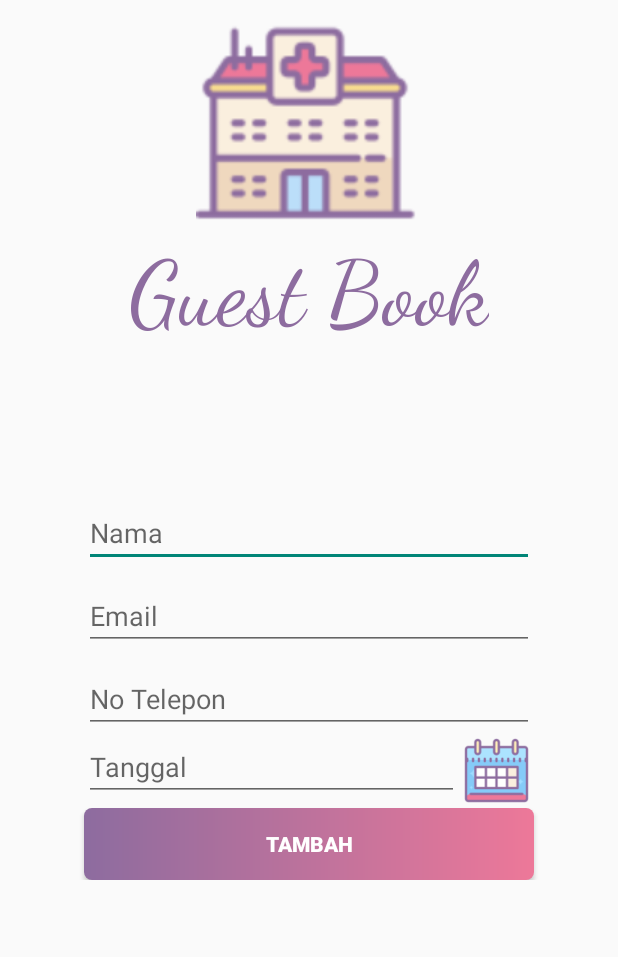
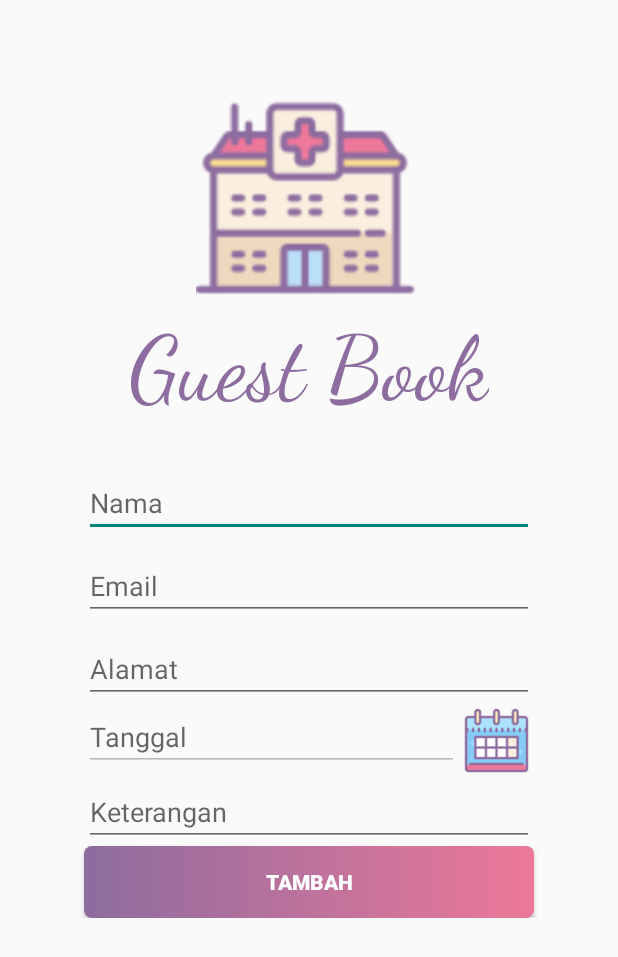
Before and after one commit to faiqoturrizki/Guest-book, an Android app: the screen it shows after launch (MainActivity), on a phone screen of 412 x 824 dp. Shown: the top 957 px of the screen. Run offline under Robolectric (Android 15) with nearby library versions, the phone set to English and light mode, and no system bars.

```diff
--- a/app/build.gradle
+++ b/app/build.gradle
@@ -25,4 +25,7 @@ dependencies {
     testImplementation 'junit:junit:4.12'
     androidTestImplementation 'com.android.support.test:runner:1.0.2'
     androidTestImplementation 'com.android.support.test.espresso:espresso-core:3.0.2'
+    implementation 'com.squareup.retrofit2:retrofit:2.4.0'
+    implementation 'com.squareup.retrofit2:converter-gson:2.4.0'
+
 }
--- a/app/src/main/AndroidManifest.xml
+++ b/app/src/main/AndroidManifest.xml
@@ -1,7 +1,7 @@
 <?xml version="1.0" encoding="utf-8"?>
 <manifest xmlns:android="http://schemas.android.com/apk/res/android"
     package="com.example.faiq.guest_book">
-
+<uses-permission android:name="android.permission.INTERNET"/>
     <application
         android:allowBackup="true"
         android:icon="@mipmap/ic_launcher"
--- a/app/src/main/java/com/example/faiq/guest_book/MainActivity.java
+++ b/app/src/main/java/com/example/faiq/guest_book/MainActivity.java
@@ -1,13 +1,103 @@
 package com.example.faiq.guest_book;
 
+import android.app.DatePickerDialog;
+import android.content.Intent;
 import android.support.v7.app.AppCompatActivity;
 import android.os.Bundle;
+import android.view.View;
+import android.widget.Button;
+import android.widget.DatePicker;
+import android.widget.EditText;
+import android.widget.ImageView;
+import android.widget.TextView;
+import android.widget.Toast;
+
+import com.example.faiq.guest_book.model.Tamu;
+import com.example.faiq.guest_book.network.MainURL;
+
+import java.text.SimpleDateFormat;
+import java.util.Calendar;
+import java.util.Locale;
+
+import retrofit2.Call;
+import retrofit2.Callback;
+import retrofit2.Response;
 
 public class MainActivity extends AppCompatActivity {
+    EditText etnama,etemail,etalamat,ettanggal,etketerangan;
+    ImageView imageView;
+    Button bttambah;
 
+
+
+    DatePickerDialog datePickerDialog;
+    MainURL mainURL;
     @Override
     protected void onCreate(Bundle savedInstanceState) {
         super.onCreate(savedInstanceState);
         setContentView(R.layout.activity_main);
+        mainURL = new MainURL();
+        imageView = findViewById(R.id.img);
+        ettanggal = findViewById(R.id.tanggal);
+        etnama = findViewById(R.id.nama);
+        etemail = findViewById(R.id.email);
+        etalamat = findViewById(R.id.alamat);
+        etketerangan = findViewById(R.id.ket);
+        bttambah = findViewById(R.id.tambah);
+        bttambah.setOnClickListener(new View.OnClickListener() {
+            @Override
+            public void onClick(View view) {
+                senddata();
+            }
+        });
+        imageView.setOnClickListener(new View.OnClickListener() {
+            @Override
+            public void onClick(View view) {
+                showdatepicker();
+            }
+        });
+    }
+
+    private void senddata() {
+        String nama,email,alamat,tanggal,keterangan;
+        nama = etnama.getText().toString();
+        email = etemail.getText().toString();
+        alamat = etalamat.getText().toString();
+        tanggal = ettanggal.getText().toString();
+        keterangan = etketerangan.getText().toString();
+        tambahdata(nama,email,alamat,tanggal,keterangan);
+    }
+
+    private void showdatepicker() {
+        final Calendar newCalendar = Calendar.getInstance();
+        datePickerDialog = new DatePickerDialog(this, new DatePickerDialog.OnDateSetListener() {
+
+            @Override
+            public void onDateSet(DatePicker view, int year, int monthOfYear, int dayOfMonth) {
+
+                Calendar newDate = Calendar.getInstance();
+                newDate.set(year, monthOfYear, dayOfMonth);
+                String formatTanggal = new SimpleDateFormat("yyyy-MM-dd", Locale.ENGLISH).format(newCalendar.getTime());
+
+                ettanggal.setText(formatTanggal);
+            }
+
+        },newCalendar.get(Calendar.YEAR), newCalendar.get(Calendar.MONTH), newCalendar.get(Calendar.DAY_OF_MONTH));
+        datePickerDialog.show();
+    }
+    void tambahdata(String nama, String email, String alamat, String tanggal, String keterangan){
+        mainURL.getAPI().getTamu(nama,alamat,email,tanggal,keterangan).enqueue(new Callback<Tamu>() {
+            @Override
+            public void onResponse(Call<Tamu> call, Response<Tamu> response) {
+                if (response.isSuccessful()){
+                    Toast.makeText(MainActivity.this,"BERHASIL",Toast.LENGTH_SHORT).show();
+                }
+            }
+
+            @Override
+            public void onFailure(Call<Tamu> call, Throwable t) {
+
+            }
+        });
     }
 }
--- /dev/null
+++ b/app/src/main/java/com/example/faiq/guest_book/network/API.java
@@ -0,0 +1,20 @@
+package com.example.faiq.guest_book.network;
+
+import com.example.faiq.guest_book.model.Tamu;
+
+import retrofit2.Call;
+import retrofit2.http.Field;
+import retrofit2.http.FormUrlEncoded;
+import retrofit2.http.POST;
+
+public interface API {
+    @POST("tamu")
+    @FormUrlEncoded
+    Call<Tamu> getTamu(
+            @Field("nama") String nama,
+            @Field("alamat") String alamat,
+            @Field("email") String email,
+            @Field("tanggal") String tanggal,
+            @Field("keterangan") String keterangan
+    );
+}
--- a/app/src/main/res/layout/activity_main.xml
+++ b/app/src/main/res/layout/activity_main.xml
@@ -20,7 +20,8 @@
                 android:id="@+id/gmbr"
                 android:layout_width="150dp"
                 android:layout_height="150dp"
-                android:src="@drawable/rs"/>
+                android:src="@drawable/rs"
+                android:layout_marginTop="50dp"/>
 
             <TextView
                 android:id="@+id/judul"
@@ -36,22 +37,25 @@
                 android:id="@+id/nama"
                 android:layout_width="300dp"
                 android:layout_height="wrap_content"
+                android:layout_marginTop="30dp"
                 android:hint="Nama"
-                android:layout_marginTop="100dp"/>
+                android:inputType="text" />
 
             <EditText
                 android:id="@+id/email"
                 android:layout_width="300dp"
                 android:layout_height="wrap_content"
                 android:hint="Email"
-                android:layout_marginTop="10dp"/>
+                android:layout_marginTop="10dp"
+                android:inputType="textEmailAddress"/>
 
             <EditText
-                android:id="@+id/hp"
+                android:id="@+id/alamat"
                 android:layout_width="300dp"
                 android:layout_height="wrap_content"
-                android:hint="No Telepon"
-                android:layout_marginTop="10dp"/>
+                android:hint="Alamat"
+                android:layout_marginTop="10dp"
+                android:inputType="text"/>
 
             <LinearLayout
                 android:layout_width="300dp"
@@ -62,7 +66,8 @@
                     android:id="@+id/tanggal"
                     android:layout_width="250dp"
                     android:layout_height="wrap_content"
-                    android:hint="Tanggal"/>
+                    android:hint="Tanggal"
+                    android:enabled="false"/>
 
                 <ImageView
                     android:id="@+id/img"
@@ -70,7 +75,15 @@
                     android:layout_height="50dp"
                     android:src="@drawable/kalender"/>
 
+
             </LinearLayout>
+
+            <EditText
+                android:id="@+id/ket"
+                android:layout_width="300dp"
+                android:layout_height="wrap_content"
+                android:hint="Keterangan"
+                android:inputType="text"/>
 
             <Button
                 android:id="@+id/tambah"
```
Also changed, not shown: app/src/main/java/com/example/faiq/guest_book/model/Tamu.java (added, +87 -0 lines), app/src/main/java/com/example/faiq/guest_book/network/MainURL.java (added, +23 -0 lines).
